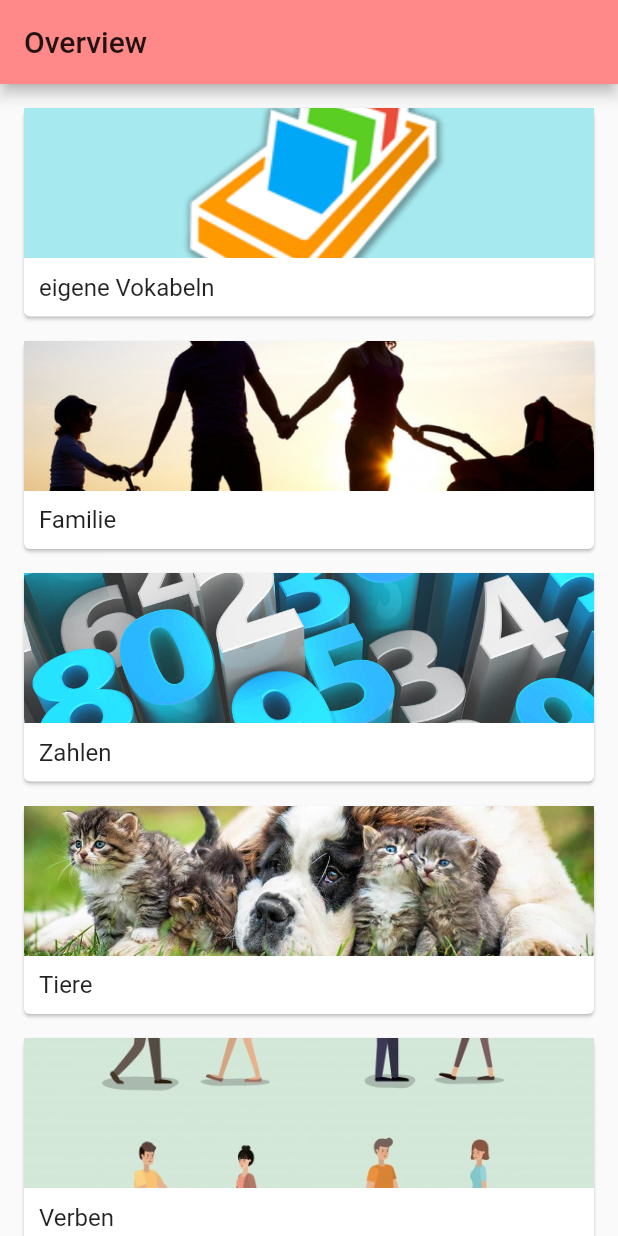
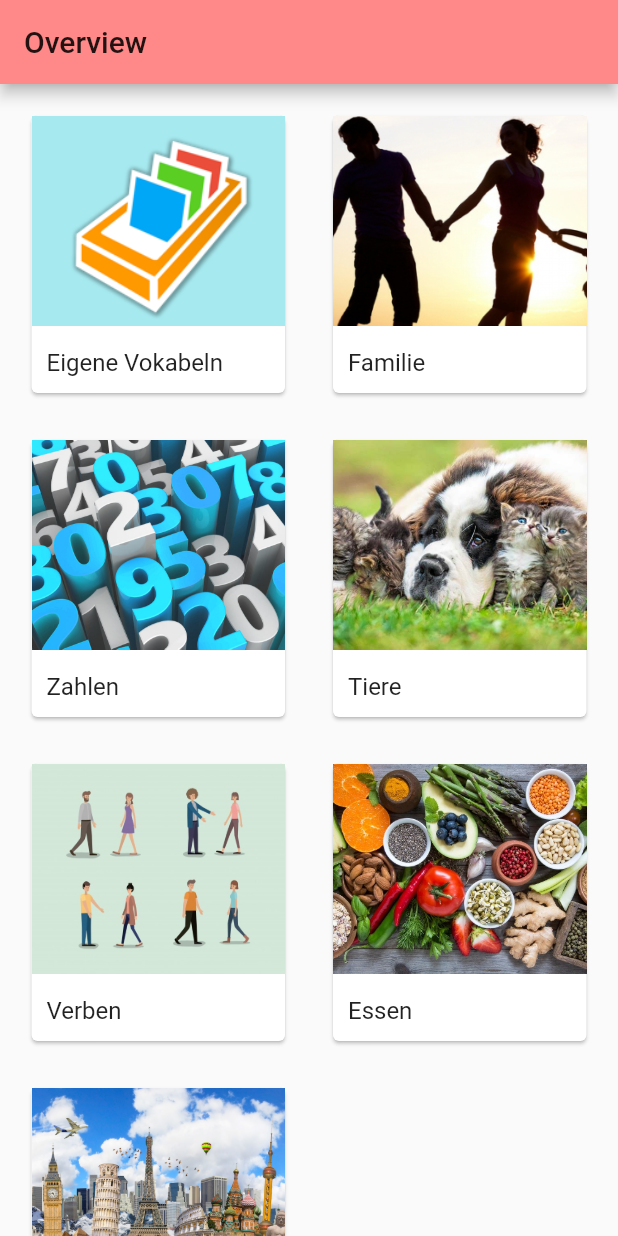
Before and after one commit to JohannaS1575/englisch_lern_app, a Flutter app: the screen it shows after launch, on a phone screen of 412 x 824 dp. Run offline on Flutter 3.47's test engine with Material 2 defaults, Android fonts, the light colour scheme and no system bars; Roboto replaces fonts that are missing (Century Gothic).

Commit message:
Aenderungen Format und Bilder

```diff
--- a/lib/main.dart
+++ b/lib/main.dart
@@ -25,6 +25,9 @@ class MyApp extends StatelessWidget {
       theme: ThemeData(
         primaryColor: primColor,
         accentColor: secColor,
+        textTheme: TextTheme(
+
+        ),
         fontFamily: 'Century Gothic',
       ),
       home: VokUebersicht(),
--- a/lib/screens/uebersicht-vokabeln.dart
+++ b/lib/screens/uebersicht-vokabeln.dart
@@ -9,13 +9,13 @@ class VokUebersicht extends StatefulWidget {
 class _VokUebersichtState extends State<VokUebersicht> {
 
   List<cardInhalt> inhalt = [
-    cardInhalt(image: 'assets/images/vokabeln.png', title: 'eigene Vokabeln'),
+    cardInhalt(image: 'assets/images/vokabeln.png', title: 'Eigene Vokabeln'),
     cardInhalt(image: 'assets/images/familie-card.jpg', title: 'Familie'),
     cardInhalt(image: 'assets/images/zahlen-card.jpg', title: 'Zahlen'),
     cardInhalt(image: 'assets/images/tiere-card.jpg', title: 'Tiere'),
     cardInhalt(image: 'assets/images/verben-card.jpg', title: 'Verben'),
-    cardInhalt(image: 'assets/images/vokabeln.png', title: 'Essen'),
-    cardInhalt(image: 'assets/images/vokabeln.png', title: 'Reisen')
+    cardInhalt(image: 'assets/images/essen-card.jpg', title: 'Essen'),
+    cardInhalt(image: 'assets/images/reisen-card.jpeg', title: 'Reisen')
   ];
 
   Widget themaCards(headlines) {
@@ -27,12 +27,12 @@ class _VokUebersichtState extends State<VokUebersicht> {
           Image.asset(
             headlines.image,
             width: 50,
-            height: 100,
+            height: 140,
             fit: BoxFit.cover,
           ),
-          //SizedBox(height: 5.0),
+          SizedBox(height: 5.0),
           Padding(
-            padding: const EdgeInsets.all(10.0),
+            padding: const EdgeInsets.all(10),
             child: Text(
               headlines.title,
               style: TextStyle(
@@ -49,10 +49,21 @@ class _VokUebersichtState extends State<VokUebersicht> {
   Widget build(BuildContext context) {
     return Scaffold(
       appBar: AppBar(
-        title: Text("Overview")
+        title: Text("Overview"),
       ),
-      body: Column(
-        children: inhalt.map((headlines) => themaCards(headlines)).toList(),
+      body: CustomScrollView(
+        slivers: <Widget>[
+          SliverPadding(
+            padding: const EdgeInsets.all(5),
+            sliver: SliverGrid.count(
+                crossAxisSpacing: 0,
+                mainAxisSpacing: 15,
+                crossAxisCount: 2,
+              children: inhalt.map((headlines) => themaCards(headlines)).toList(),
+            ),
+          )
+        ],
+        //inhalt.map((headlines) => themaCards(headlines)).toList(),
       ),
     );
   }
```
Also changed, not shown: assets/images/essen-card.jpg (added), assets/images/reisen-card.jpeg (added).
